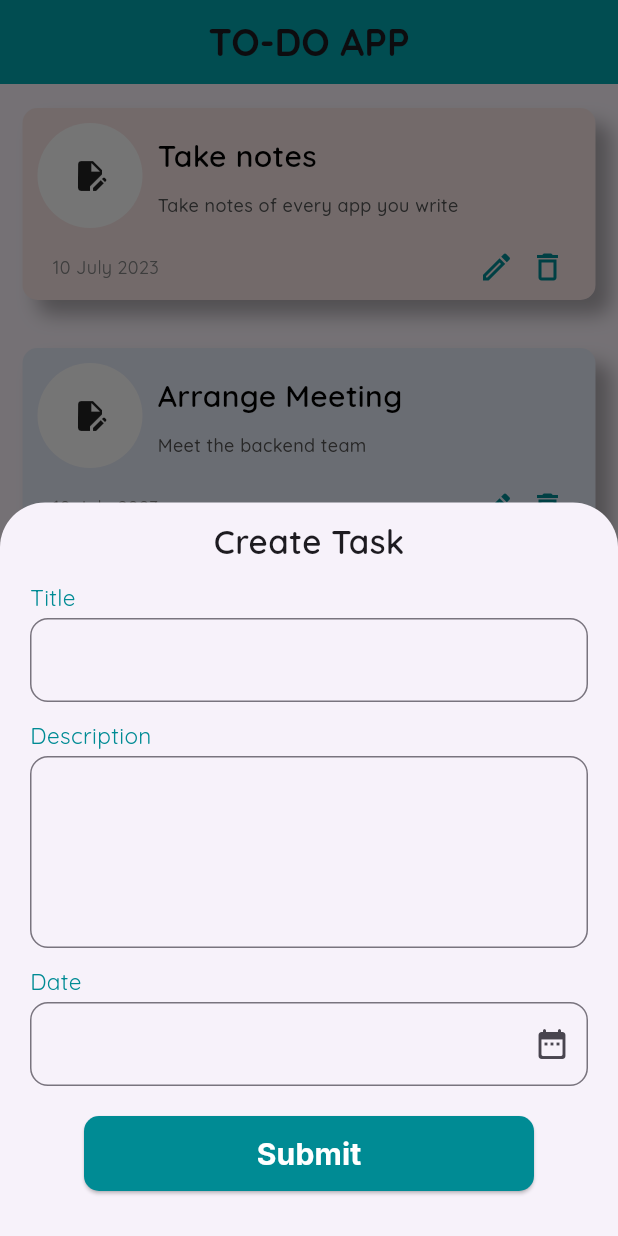
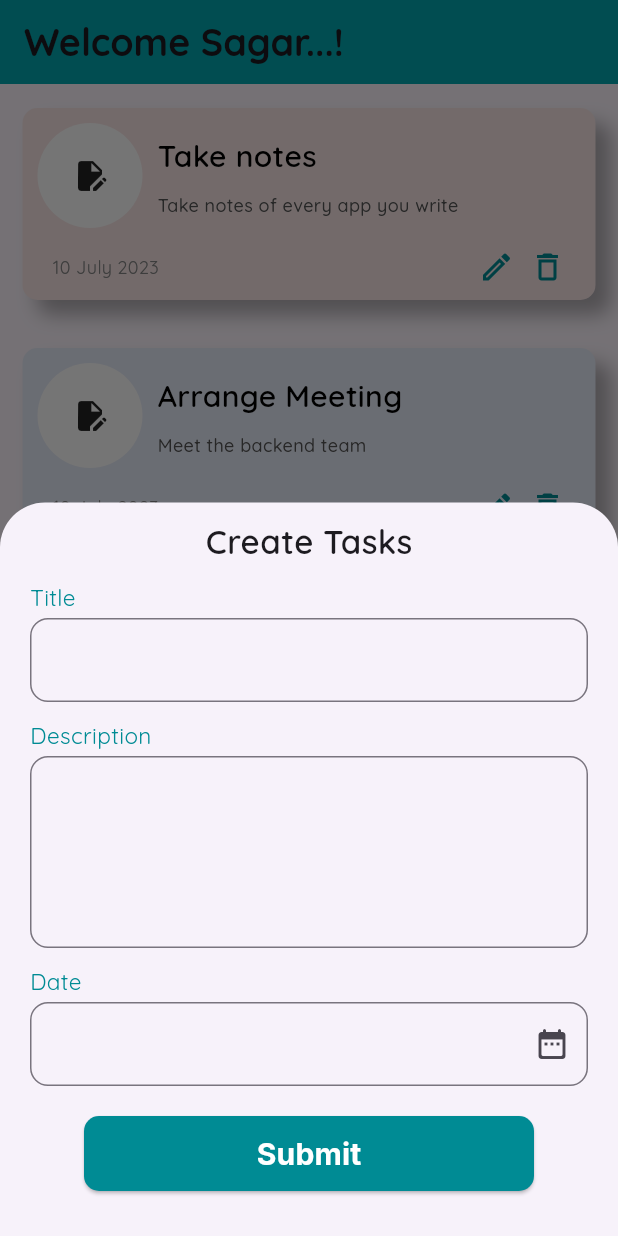
Before and after one commit to kumbharsl/flutter, a Flutter app: the ToDoApp screen opened directly, after a tap on the "add" icon, on a phone screen of 412 x 824 dp. Run offline on Flutter 3.47's test engine with Material 3 defaults, Android fonts, the light colour scheme and no system bars; our stand-ins replace bubble, carousel_slider, google_fonts, smooth_page_indicator; network calls fail.

Commit message:
change name

```diff
--- a/assignments/to_do_app_28/lib/file.dart
+++ b/assignments/to_do_app_28/lib/file.dart
@@ -30,6 +30,7 @@ class _ToDoAppState extends State<ToDoApp> {
             padding: EdgeInsets.only(
               left: 20,
               right: 20,
+
               ///TO AVOID THE KEYBOARD OVERLAP THE SCREEN
               bottom: MediaQuery.of(context).viewInsets.bottom,
             ),
@@ -40,7 +41,7 @@ class _ToDoAppState extends State<ToDoApp> {
                   height: 10,
                 ),
                 Text(
-                  "Create Task",
+                  "Create Tasks",
                   style: GoogleFonts.quicksand(
                     fontWeight: FontWeight.w600,
                     fontSize: 22,
@@ -277,9 +278,9 @@ class _ToDoAppState extends State<ToDoApp> {
       resizeToAvoidBottomInset: true,
       appBar: AppBar(
         backgroundColor: const Color.fromRGBO(2, 167, 177, 1),
-        centerTitle: true,
+        // centerTitle: true,
         title: Text(
-          "TO-DO APP",
+          "Welcome Sagar...!",
           style: GoogleFonts.quicksand(
             fontWeight: FontWeight.w700,
             fontSize: 25,
--- a/assignments/to_do_app_28/lib/login.dart
+++ b/assignments/to_do_app_28/lib/login.dart
@@ -26,7 +26,7 @@ class _LoginPageState extends State<LoginPage> {
   @override
   Widget build(BuildContext context) {
     return Scaffold(
-      // backgroundColor: const Color.fromRGBO(255, 197, 255, 1),
+      // backgroundColor: const Color.fromARGB(255, 184, 100, 94),
       appBar: AppBar(
         shape: const RoundedRectangleBorder(
           borderRadius: BorderRadius.only(
```
